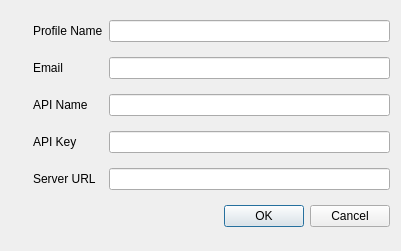
Old version of the form Application/Dionysus/GUI/CreateProfileUI.ui in the repository jcfr/MIDAScpp.
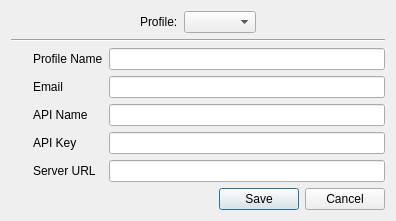
New version of the form. Icons and pictures are not drawn.

Commit message: ENH: Change the way profiles are edited and created.  Remove unused menu actions.  Implement ResolveParents.

Patch:
```diff
--- a/Application/Dionysus/GUI/CreateProfileUI.ui
+++ b/Application/Dionysus/GUI/CreateProfileUI.ui
@@ -6,37 +6,63 @@
    <rect>
     <x>0</x>
     <y>0</y>
-    <width>401</width>
-    <height>251</height>
+    <width>396</width>
+    <height>210</height>
    </rect>
   </property>
   <property name="windowTitle">
    <string>Create Profile</string>
   </property>
-  <layout class="QGridLayout" name="gridLayout">
-   <item row="0" column="1">
-    <widget class="QLabel" name="label">
+  <layout class="QVBoxLayout" name="verticalLayout">
+   <item>
+    <layout class="QHBoxLayout" name="horizontalLayout_3">
+     <item>
+      <spacer name="horizontalSpacer">
+       <property name="orientation">
+        <enum>Qt::Horizontal</enum>
+       </property>
+       <property name="sizeHint" stdset="0">
+        <size>
+         <width>40</width>
+         <height>20</height>
+        </size>
+       </property>
+      </spacer>
+     </item>
+     <item>
+      <widget class="QLabel" name="label_9">
      <property name="text">
-      <string>Profile Name</string>
+        <string>Profile:</string>
      </property>
     </widget>
    </item>
-   <item row="0" column="2" colspan="2">
-    <widget class="QLineEdit" name="profileNameEdit"/>
-   </item>
-   <item row="5" column="3">
-    <widget class="QDialogButtonBox" name="buttonBox">
+     <item>
+      <widget class="QComboBox" name="profileComboBox"/>
+     </item>
+     <item>
+      <spacer name="horizontalSpacer_2">
      <property name="orientation">
       <enum>Qt::Horizontal</enum>
      </property>
-     <property name="standardButtons">
-      <set>QDialogButtonBox::Cancel|QDialogButtonBox::Ok</set>
-     </property>
-    </widget>
-   </item>
-   <item row="1" column="2" colspan="2">
-    <widget class="QLineEdit" name="emailEdit"/>
+       <property name="sizeHint" stdset="0">
+        <size>
+         <width>40</width>
+         <height>20</height>
+        </size>
+       </property>
+      </spacer>
+     </item>
+    </layout>
    </item>
+   <item>
+    <widget class="Line" name="line">
+     <property name="orientation">
+      <enum>Qt::Horizontal</enum>
+     </property>
+    </widget>
+   </item>
+   <item>
+    <layout class="QGridLayout" name="gridLayout_3">
    <item row="1" column="1">
     <widget class="QLabel" name="label_2">
      <property name="text">
@@ -44,11 +70,33 @@
      </property>
     </widget>
    </item>
-   <item row="2" column="2" colspan="2">
-    <widget class="QLineEdit" name="apiNameEdit"/>
-   </item>
-   <item row="3" column="2" colspan="2">
-    <widget class="QLineEdit" name="apiKeyEdit"/>
+     <item row="1" column="2">
+      <widget class="QLineEdit" name="emailEdit"/>
+     </item>
+     <item row="3" column="0">
+      <widget class="QLabel" name="label_6">
+       <property name="minimumSize">
+        <size>
+         <width>16</width>
+         <height>16</height>
+        </size>
+       </property>
+       <property name="maximumSize">
+        <size>
+         <width>16</width>
+         <height>16</height>
+        </size>
+       </property>
+       <property name="text">
+        <string/>
+       </property>
+       <property name="pixmap">
+        <pixmap resource="../DionysusIcons.qrc">:/icons/lock.png</pixmap>
+       </property>
+       <property name="scaledContents">
+        <bool>true</bool>
+       </property>
+      </widget>
    </item>
    <item row="2" column="1">
     <widget class="QLabel" name="label_3">
@@ -57,6 +105,12 @@
      </property>
     </widget>
    </item>
+     <item row="2" column="2">
+      <widget class="QLineEdit" name="apiNameEdit"/>
+     </item>
+     <item row="3" column="2">
+      <widget class="QLineEdit" name="apiKeyEdit"/>
+     </item>
    <item row="3" column="1">
     <widget class="QLabel" name="label_4">
      <property name="text">
@@ -64,51 +118,9 @@
      </property>
     </widget>
    </item>
-   <item row="0" column="0">
-    <widget class="QLabel" name="label_5">
-     <property name="text">
-      <string/>
-     </property>
-     <property name="pixmap">
-      <pixmap resource="../DionysusIcons.qrc">:/icons/dude3.png</pixmap>
-     </property>
-    </widget>
-   </item>
-   <item row="3" column="0">
-    <widget class="QLabel" name="label_6">
-     <property name="minimumSize">
-      <size>
-       <width>16</width>
-       <height>16</height>
-      </size>
-     </property>
-     <property name="maximumSize">
-      <size>
-       <width>16</width>
-       <height>16</height>
-      </size>
-     </property>
-     <property name="text">
-      <string/>
-     </property>
-     <property name="pixmap">
-      <pixmap resource="../DionysusIcons.qrc">:/icons/lock.png</pixmap>
-     </property>
-     <property name="scaledContents">
-      <bool>true</bool>
-     </property>
-    </widget>
-   </item>
-   <item row="4" column="2" colspan="2">
+     <item row="4" column="2">
     <widget class="QLineEdit" name="serverURLEdit"/>
    </item>
-   <item row="4" column="1">
-    <widget class="QLabel" name="label_7">
-     <property name="text">
-      <string>Server URL</string>
-     </property>
-    </widget>
-   </item>
    <item row="4" column="0">
     <widget class="QLabel" name="label_8">
      <property name="minimumSize">
@@ -134,6 +146,45 @@
      </property>
     </widget>
    </item>
+     <item row="4" column="1">
+      <widget class="QLabel" name="label_7">
+       <property name="text">
+        <string>Server URL</string>
+       </property>
+      </widget>
+     </item>
+     <item row="0" column="2">
+      <widget class="QLineEdit" name="profileNameEdit"/>
+     </item>
+     <item row="0" column="1">
+      <widget class="QLabel" name="label">
+       <property name="text">
+        <string>Profile Name</string>
+       </property>
+      </widget>
+     </item>
+     <item row="0" column="0">
+      <widget class="QLabel" name="label_5">
+       <property name="text">
+        <string/>
+       </property>
+       <property name="pixmap">
+        <pixmap resource="../DionysusIcons.qrc">:/icons/dude3.png</pixmap>
+       </property>
+      </widget>
+     </item>
+    </layout>
+   </item>
+   <item>
+    <widget class="QDialogButtonBox" name="buttonBox">
+     <property name="orientation">
+      <enum>Qt::Horizontal</enum>
+     </property>
+     <property name="standardButtons">
+      <set>QDialogButtonBox::Cancel|QDialogButtonBox::Save</set>
+     </property>
+    </widget>
+   </item>
   </layout>
  </widget>
  <tabstops>
```
Left out of the diff: 17 changed lines with no effect on the pictures. Lines whose indentation alone changed are shown as unchanged. The commit also changes 17 other files.
